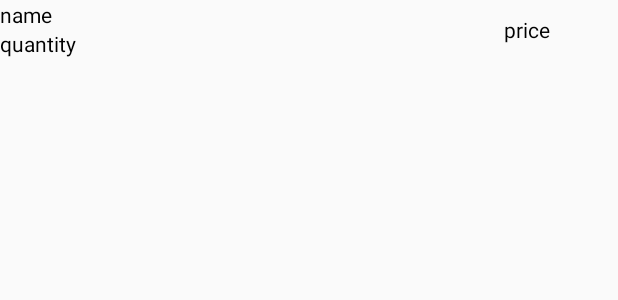
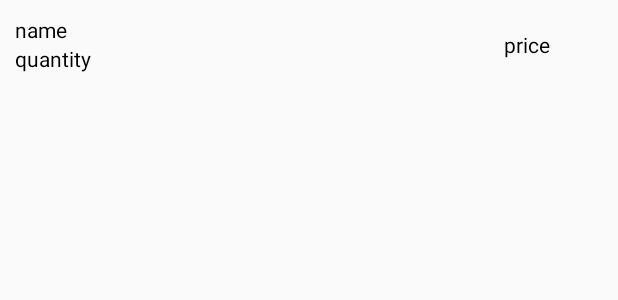
Before and after one commit to mays4/Cash_Register, an Android app: the layout history_list_row.xml on its own in the app's theme, with its tools: preview values and no code run, on a phone screen of 412 x 824 dp. Shown: the top 300 px of the screen. Run offline under Robolectric (Android 15) with nearby library versions, the phone set to English and light mode, and no system bars.

Commit message:
Adding Padding

```diff
--- a/app/src/main/res/layout/history_list_row.xml
+++ b/app/src/main/res/layout/history_list_row.xml
@@ -2,6 +2,7 @@
 <androidx.constraintlayout.widget.ConstraintLayout xmlns:android="http://schemas.android.com/apk/res/android"
     android:layout_width="match_parent"
     android:layout_height="wrap_content"
+    android:padding="@dimen/total_padding"
     xmlns:app="http://schemas.android.com/apk/res-auto">
 
     <TextView
@@ -9,6 +10,7 @@
         android:layout_width="0dp"
         android:layout_height="wrap_content"
         android:text="@string/history_row_name"
+
         android:textColor="@color/black"
         app:layout_constraintStart_toStartOf="parent"
         app:layout_constraintTop_toTopOf="parent" />
```
